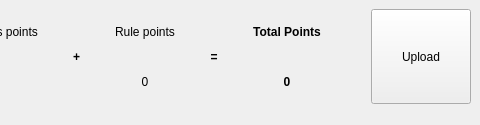
Qt form src/chatbot/front-end/scorewidget.ui (lvklabs/chatbot) before a commit; both pictures show x 238 to 718 and y 0 to 125 of the 718 by 125 pixel window.
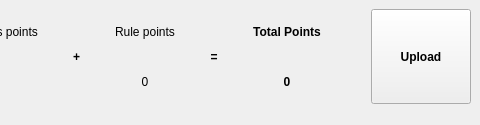
The same form after that commit. Icons and pictures are not drawn.

```diff
--- a/src/chatbot/front-end/scorewidget.ui
+++ b/src/chatbot/front-end/scorewidget.ui
@@ -278,8 +278,8 @@
      </property>
      <property name="font">
       <font>
-       <weight>50</weight>
-       <bold>false</bold>
+       <weight>75</weight>
+       <bold>true</bold>
       </font>
      </property>
      <property name="text">
```
